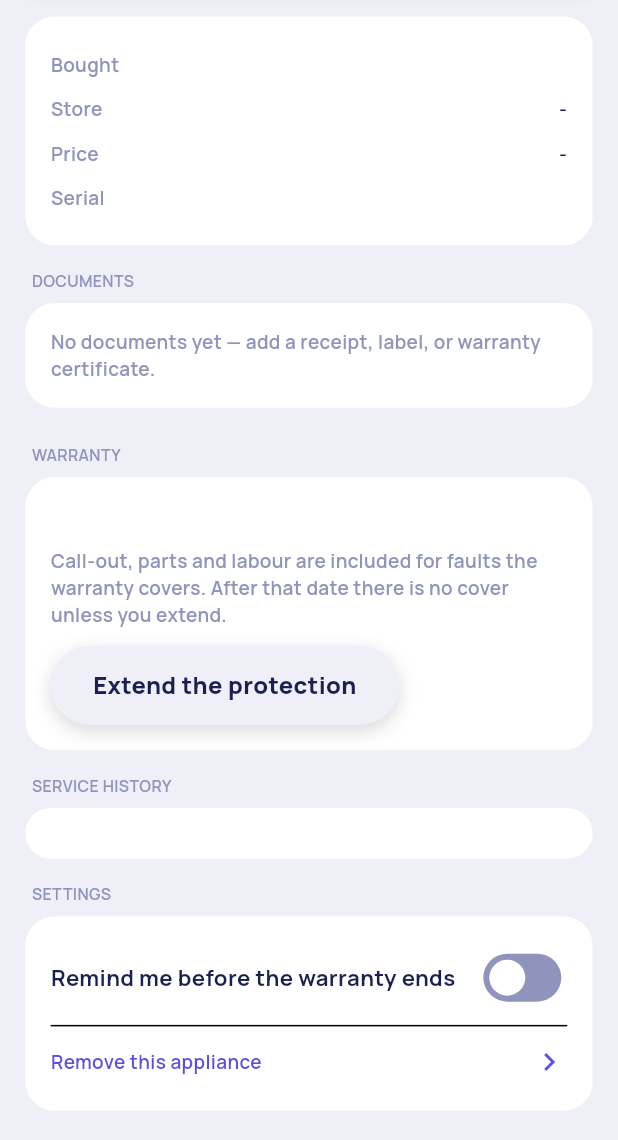
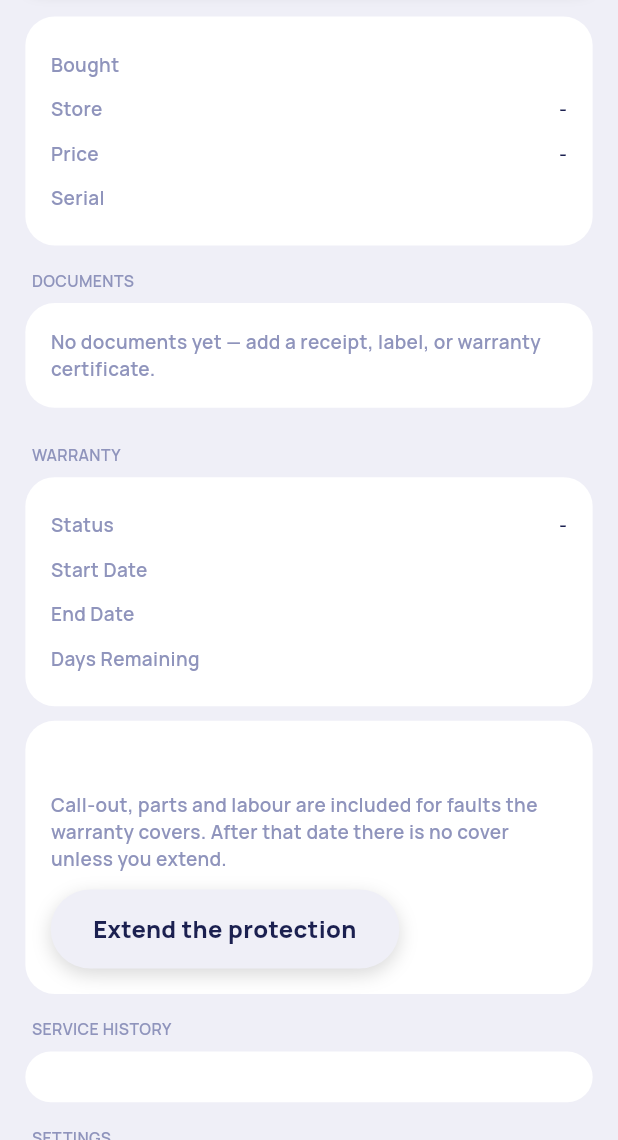
Before and after one commit to dkt147/HomeKeeps-Mobile, a Flutter app: the ApplianceDetailScreen screen opened directly with empty values, scrolled down 519 dp, on a phone screen of 412 x 824 dp, the part 96-1236 px from its top. Run offline on Flutter 3.47's test engine with Material 3 defaults, Android fonts, the phone set to English and light mode, and no system bars; our stand-ins replace camera, country_picker, file_picker, firebase_core, flutter_screenutil, flutter_secure_storage and 9 more; missing offline and left inert: webview_flutter_android, webview_flutter_wkwebview; accounts and stored records are empty; network calls fail.

Commit message:
Enhance warranty management by adding ExtendedWarranty model and integrating it into the appliance detail screen

```diff
--- a/lib/controller/product_controller.dart
+++ b/lib/controller/product_controller.dart
@@ -231,6 +231,7 @@ class ProductController extends BaseController {
         handleError('Could not start the case');
         return null;
       }
+      await getProduct();
 
       return result.caseId;
     } catch (e) {
--- a/lib/models/product_detail_model.dart
+++ b/lib/models/product_detail_model.dart
@@ -365,11 +365,111 @@ class WarrantyReminder {
 }
 
 class ExtendedWarranty {
-  ExtendedWarranty();
+  String? id;
+  String? productId;
+  String? planId;
+  PlanSnapshot? planSnapshot;
+  dynamic pricePaid;
+  int? quotedPrice;
+  String? startDate;
+  String? endDate;
+  String? status;
+  int? claimsUsed;
+  dynamic paymentRef;
+  String? createdAt;
+  String? updatedAt;
 
-  ExtendedWarranty.fromJson(Map<String, dynamic> json);
+  ExtendedWarranty({
+    this.id,
+    this.productId,
+    this.planId,
+    this.planSnapshot,
+    this.pricePaid,
+    this.quotedPrice,
+    this.startDate,
+    this.endDate,
+    this.status,
+    this.claimsUsed,
+    this.paymentRef,
+    this.createdAt,
+    this.updatedAt,
+  });
 
-  Map<String, dynamic> toJson() => {};
+  ExtendedWarranty.fromJson(Map<String, dynamic> json) {
+    id = json['_id'];
+    productId = json['product_id'];
+    planId = json['plan_id'];
+    planSnapshot = json['plan_snapshot'] != null
+        ? PlanSnapshot.fromJson(json['plan_snapshot'])
+        : null;
+    pricePaid = json['price_paid'];
+    quotedPrice = json['quoted_price'];
+    startDate = json['start_date'];
+    endDate = json['end_date'];
+    status = json['status'];
+    claimsUsed = json['claims_used'];
+    paymentRef = json['payment_ref'];
+    createdAt = json['created_at'];
+    updatedAt = json['updated_at'];
+  }
+
+  Map<String, dynamic> toJson() => {
+    '_id': id,
+    'product_id': productId,
+    'plan_id': planId,
+    'plan_snapshot': planSnapshot?.toJson(),
+    'price_paid': pricePaid,
+    'quoted_price': quotedPrice,
+    'start_date': startDate,
+    'end_date': endDate,
+    'status': status,
+    'claims_used': claimsUsed,
+    'payment_ref': paymentRef,
+    'created_at': createdAt,
+    'updated_at': updatedAt,
+  };
+}
+
+class PlanSnapshot {
+  int? price;
+  int? durationMonths;
+  int? deductible;
+  int? waitingPeriodDays;
+  int? maxClaims;
+  List<String>? exclusions;
+  String? termsVersion;
+
+  PlanSnapshot({
+    this.price,
+    this.durationMonths,
+    this.deductible,
+    this.waitingPeriodDays,
+    this.maxClaims,
+    this.exclusions,
+    this.termsVersion,
+  });
+
+  PlanSnapshot.fromJson(Map<String, dynamic> json) {
+    price = json['price'];
+    durationMonths = json['duration_months'];
+    deductible = json['deductible'];
+    waitingPeriodDays = json['waiting_period_days'];
+    maxClaims = json['max_claims'];
+    exclusions = (json['exclusions'] as List?)
+        ?.map((e) => e.toString())
+        .toList();
+    termsVersion = json['terms_version'];
+  }
+
+  Map<String, dynamic> toJson() => {
+    'price': price,
+    'duration_months': durationMonths,
+    'deductible': deductible,
+    'waiting_period_days': waitingPeriodDays,
+    'max_claims': maxClaims,
+    'exclusions': exclusions,
+    'terms_version': termsVersion,
+  };
 }
 
 class DocumentModel {
--- a/lib/views/home/appliances_detail_screen.dart
+++ b/lib/views/home/appliances_detail_screen.dart
@@ -20,6 +20,8 @@ import 'package:http/http.dart' as http;
 import 'package:path_provider/path_provider.dart';
 import 'package:share_plus/share_plus.dart';
 import 'package:url_launcher/url_launcher.dart';
+import 'package:home_keeps/models/product_detail_model.dart'
+    show DocumentModel, ExtendedWarranty;
 
 class ServiceHistoryItem {
   final String title;
@@ -57,6 +59,12 @@ class _ApplianceDetailScreenState extends State<ApplianceDetailScreen> {
     WidgetsBinding.instance.addPostFrameCallback((_) {
       productController.getProductDetail(id: widget.id);
     });
+  }
+
+  bool get _canShowExtendedSection {
+    final history =
+        productController.productDetailModel?.data?.serviceHistory ?? [];
+    return history.every((s) => s.status?.toLowerCase() == 'resolved');
   }
 
   bool _remindMe = true;
@@ -717,6 +725,67 @@ class _ApplianceDetailScreenState extends State<ApplianceDetailScreen> {
 
                       // WARRANTY
                       _sectionKicker('WARRANTY'),
+
+                      _buildCardContainer(
+                        child: Column(
+                          crossAxisAlignment: CrossAxisAlignment.start,
+                          children: [
+                            _labelValueRow(
+                              'Status',
+                              productController
+                                      .productDetailModel
+                                      ?.data
+                                      ?.warranty
+                                      ?.status
+                                      ?.capitalizeFirst ??
+                                  '-',
+                            ),
+                            _labelValueRow(
+                              'Start Date',
+                              formatDate(
+                                productController
+                                    .productDetailModel
+                                    ?.data
+                                    ?.warranty
+                                    ?.startDate,
+                              ),
+                            ),
+                            _labelValueRow(
+                              'End Date',
+                              formatDate(
+                                productController
+                                    .productDetailModel
+                                    ?.data
+                                    ?.warranty
+                                    ?.endDate,
+                              ),
+                            ),
+                            _labelValueRow(
+                              'Days Remaining',
+                              productController
+                                      .productDetailModel
+                                      ?.data
+                                      ?.warranty
+                                      ?.daysRemaining
+                                      .toString() ??
+                                  '',
+                            ),
+                            // _labelValueRow('Message', ""),
+                            // Text(
+                            //   productController
+                            //           .productDetailModel
+                            //           ?.data
+                            //           ?.warranty
+                            //           ?.message ??
+                            //       '',
+                            //   style: AppTextStyles.small.copyWith(
+                            //     color: Theme.of(context).colorScheme.primary,
+                            //   ),
+                            // ),
+                          ],
+                        ),
+                      ),
+                      10.verticalSpace,
                       _buildCardContainer(
                         child: Column(
                           crossAxisAlignment: CrossAxisAlignment.start,
@@ -742,46 +811,28 @@ class _ApplianceDetailScreenState extends State<ApplianceDetailScreen> {
                                 ).colorScheme.onSecondary,
                               ),
                             ),
+
+                            // SizedBox(height: 12.h),
+                            if (_canShowExtendedSection) ...[
                               SizedBox(height: 12.h),
+                              if (_extendedWarranty == null)
                                 PrimaryButton(
                                   bg: Theme.of(context).scaffoldBackgroundColor,
-                              textcolor: Theme.of(context).colorScheme.primary,
+                                  textcolor: Theme.of(
+                                    context,
+                                  ).colorScheme.primary,
                                   onTap: () {
                                     Get.to(
                                       () => ExtendedCoverScreen(id: widget.id),
                                       transition: Transition.rightToLeft,
                                     );
-                                // Get.to(
-                                //   () => ExtendedWarrantyOfferScreen(
-                                //     applianceName: widget.applianceName,
-                                //     headline:
-                                //         'Three more years of repairs, after initial warranty ends',
-                                //     price: '₪690',
-                                //     priceNote: 'once · covers 36 months',
-                                //     covered: const [
-                                //       'Mechanical and electrical breakdown',
-                                //       'Technician call-out, labour and parts',
-                                //       'Unlimited number of visits',
-                                //       "Replacement if it can't be repaired",
-                                //     ],
-                                //     notCovered: const [
-                                //       'Accidental damage, misuse and cosmetic wear',
-                                //       'Faults that already exist today',
-                                //       'Consumables: filters, seals, hoses',
-                                //       'Commercial or business use',
-                                //     ],
-                                //     coverBegins: widget.warrantyEndDate,
-                                //     waitingPeriod: '30 days from purchase',
-                                //     yourSharePerClaim: '₪0',
-                                //     claimLimit: '₪2,790',
-                                //     term: '36 months',
-                                //   ),
-                                //   transition: Transition.rightToLeft,
-                                // );
                                   },
                                   title: 'Extend the protection',
                                   width: 220.w,
-                            ),
+                                )
+                              else
+                                _buildExtendedPlanDetails(_extendedWarranty!),
+                            ],
                           ],
                         ),
                       ),
@@ -952,7 +1003,7 @@ class _ApplianceDetailScreenState extends State<ApplianceDetailScreen> {
                           ],
                         ),
                       ),
-                      SizedBox(height: 20.h),
+                      SizedBox(height: 50.h),
                     ],
                   ),
                 ),
@@ -961,6 +1012,82 @@ class _ApplianceDetailScreenState extends State<ApplianceDetailScreen> {
           );
         },
       ),
+    );
+  }
+
+  ExtendedWarranty? get _extendedWarranty {
+    final list = productController.productDetailModel?.data?.extendedWarranties;
+    if (list == null || list.isEmpty) return null;
+    return list.first;
+  }
+
+  String _money(int? minor) {
+    if (minor == null) return '-';
+    final v = minor / 100;
+    return '₪${v == v.roundToDouble() ? v.toInt() : v.toStringAsFixed(2)}';
+  }
+
+  String _prettify(String? s) {
+    if (s == null || s.isEmpty) return '-';
+    final t = s.replaceAll('_', ' ');
+    return t[0].toUpperCase() + t.substring(1);
+  }
+
+  Widget _buildExtendedPlanDetails(ExtendedWarranty ext) {
+    final plan = ext.planSnapshot;
+    return Column(
+      crossAxisAlignment: CrossAxisAlignment.start,
+      children: [
+        Text(
+          'Extended protection',
+          style: AppTextStyles.semiBold.copyWith(
+            fontSize: 16.sp,
+            color: Theme.of(context).colorScheme.primary,
+          ),
+        ),
+        SizedBox(height: 6.h),
+        _labelValueRow('Status', _prettify(ext.status)),
+        _labelValueRow('Price', _money(plan?.price ?? ext.quotedPrice)),
+        _labelValueRow('Duration', '${plan?.durationMonths ?? '-'} months'),
+        _labelValueRow('Your share per claim', _money(plan?.deductible)),
+        _labelValueRow(
+          'Waiting period',
+          '${plan?.waitingPeriodDays ?? 0} days',
+        ),
+        _labelValueRow(
+          'Claims',
+          '${ext.claimsUsed ?? 0} / ${plan?.maxClaims ?? '-'} used',
+        ),
+        if (plan?.exclusions?.isNotEmpty ?? false) ...[
+          SizedBox(height: 8.h),
+          Text(
+            'Not covered',
+            style: AppTextStyles.small.copyWith(
+              color: Theme.of(context).colorScheme.onSecondary,
+            ),
+          ),
+          SizedBox(height: 4.h),
+          Wrap(
+            spacing: 6.w,
+            runSpacing: 6.h,
+            children: plan!.exclusions!
+                .map(
+                  (e) => Chip(
+                    label: Text(_prettify(e), style: AppTextStyles.small),
+                    visualDensity: VisualDensity.compact,
+                  ),
+                )
+                .toList(),
+          ),
+        ],
+        // SizedBox(height: 8.h),
+        // Text(
+        //   'Terms v${plan?.termsVersion ?? '-'}',
+        //   style: AppTextStyles.small.copyWith(
+        //     color: Theme.of(context).colorScheme.onSecondary,
+        //   ),
+        // ),
+      ],
     );
   }
 
```
Also changed, not shown: lib/data/network/network_api_service.dart (+16 -3 lines). Lines whose indentation alone changed are shown as unchanged.
